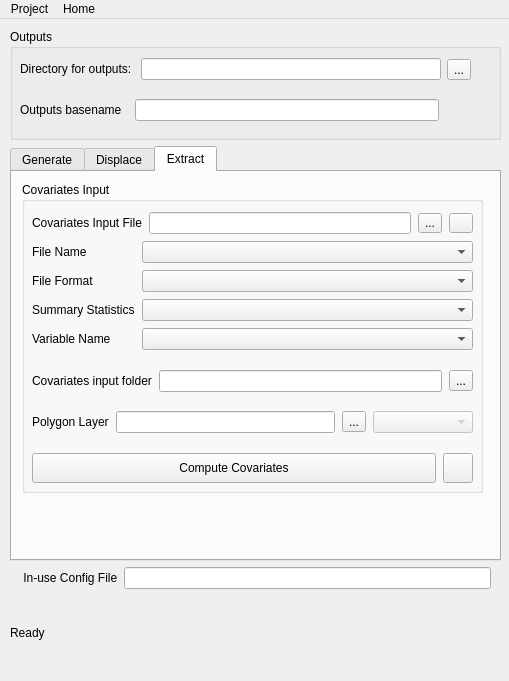
Above: plugin/mgp_mainwindow.ui from unicef-drp/mics-geocoding before the change. Below: the same form after it.
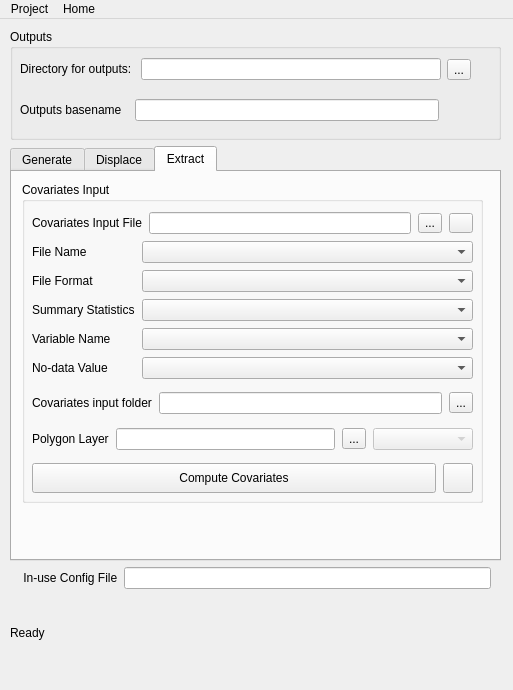
That is the form after the change. The open tabs and pages were chosen to show the change. Icons and pictures are not drawn.

Commit message: feat: prepare ui for raster nodata value input for covariate computation

```diff
--- a/plugin/mgp_mainwindow.ui
+++ b/plugin/mgp_mainwindow.ui
@@ -6,8 +6,8 @@
    <rect>
     <x>0</x>
     <y>0</y>
-    <width>509</width>
-    <height>681</height>
+    <width>513</width>
+    <height>690</height>
    </rect>
   </property>
   <property name="windowTitle">
@@ -641,7 +641,7 @@
              <x>10</x>
              <y>10</y>
              <width>461</width>
-             <height>311</height>
+             <height>321</height>
             </rect>
            </property>
            <property name="sizePolicy">
@@ -668,7 +668,7 @@
               <x>0</x>
               <y>20</y>
               <width>461</width>
-              <height>291</height>
+              <height>301</height>
              </rect>
             </property>
             <layout class="QVBoxLayout" name="verticalLayout_6">
@@ -796,6 +796,16 @@
                <item row="3" column="1">
                 <widget class="QComboBox" name="columnnameFieldComboBox"/>
                </item>
+               <item row="4" column="0">
+                <widget class="QLabel" name="nodataFieldLabel">
+                 <property name="text">
+                  <string>No-data Value</string>
+                 </property>
+                </widget>
+               </item>
+               <item row="4" column="1">
+                <widget class="QComboBox" name="nodataFieldComboBox"/>
+               </item>
               </layout>
              </item>
              <item>
@@ -1085,7 +1095,7 @@
     <rect>
      <x>0</x>
      <y>0</y>
-     <width>509</width>
+     <width>513</width>
      <height>21</height>
     </rect>
    </property>
```
The commit also changes 6 other files.
